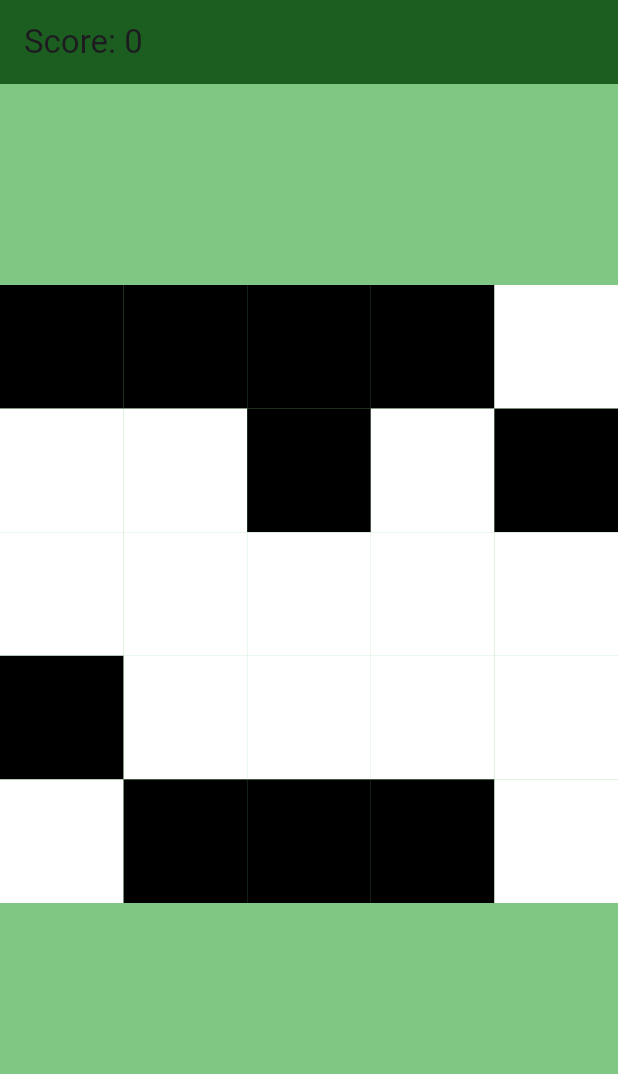
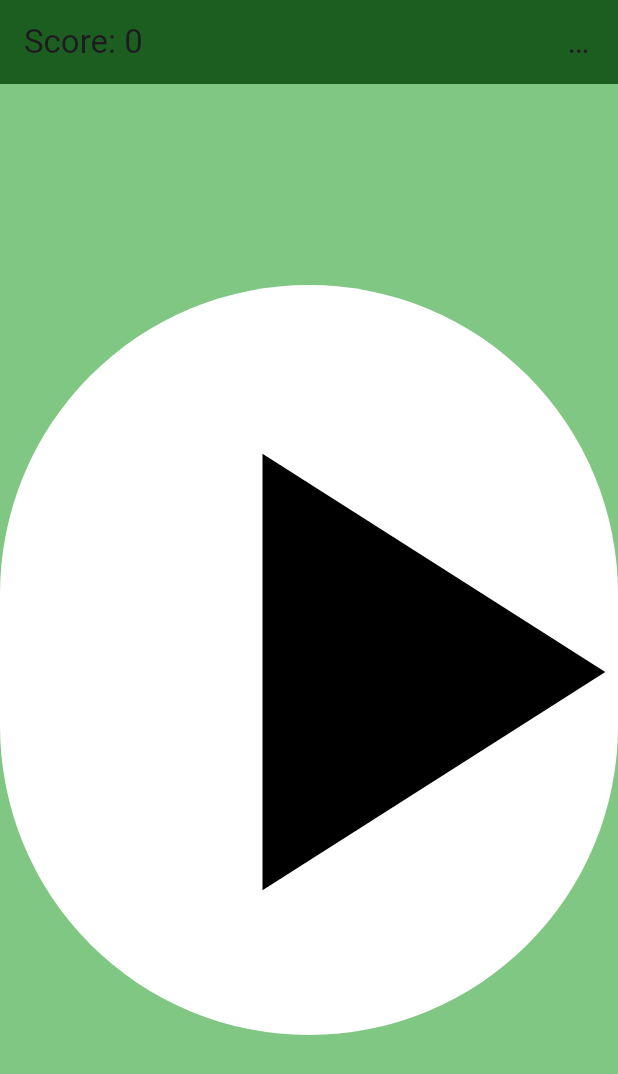
Before and after one commit to kelvincaprielreyes/Tapping-Tiles-Game, a Flutter app: the screen it shows once a user with an empty profile is signed in, on a phone screen of 412 x 824 dp. Shown: the top 1074 px of the screen. Run offline on Flutter 3.47's test engine with Material 3 defaults, Android fonts, the phone set to English and light mode, and no system bars; our stand-ins replace cloud_firestore, firebase_auth, firebase_core; accounts and stored records are empty; statements that could not run were skipped.

Commit message:
Added Start and End Screens

```diff
--- /dev/null
+++ b/tap_tiles_game/lib/Game Logic/start.dart
@@ -0,0 +1,35 @@
+import 'package:flutter/material.dart';
+
+// The Controller for the Game State
+enum GAMESTATE {START, IN_PROGRESS, END}
+
+// The Start widget
+
+class GameStart extends StatelessWidget {
+  GameStart({super.key, required this.start});
+  Function () start;
+
+  @override
+  Widget build(BuildContext context) {
+    return Align(
+      alignment: Alignment.center,
+      child: Container(
+        width: 500,
+        height: 500,
+        child: IconButton(
+          style: const ButtonStyle(
+            backgroundColor: WidgetStatePropertyAll<Color>(Colors.white),
+          ),
+          onPressed: ()
+          {
+            start();
+          },
+          icon: const Icon(
+            Icons.play_arrow,
+            color: Colors.black,
+            size: 500,)
+        )
+      ),
+    );
+  }
+}
--- a/tap_tiles_game/lib/Game Logic/tiles.dart
+++ b/tap_tiles_game/lib/Game Logic/tiles.dart
@@ -26,8 +26,8 @@ class OneTile extends StatelessWidget {
 }
 
 // The Grid of Tiles
-class Grid extends StatelessWidget {
-  Grid({super.key, required this.pressed, required this.states});
+class GameGrid extends StatelessWidget {
+  GameGrid({super.key, required this.pressed, required this.states});
   ListOfStates states;
   Function(bool, int) pressed;
 
@@ -63,10 +63,10 @@ class ListOfStates
   List<bool> states;
 
   // Default Constructor
-  ListOfStates() : states = randomStates();
+  ListOfStates() : states = _initialize();
 
-  // Generate Random List
-  static List<bool> randomStates()
+  // Constructor Function
+  static List<bool> _initialize()
   {
     // Make temp list with 10 true values
     List<bool> temp = List.filled(10, true, growable: true);
@@ -79,6 +79,20 @@ class ListOfStates
 
     return temp;
 
+  }
+
+  void randomStates()
+  {
+    // Make temp list with 10 true values
+    List<bool> temp = List.filled(10, true, growable: true);
+
+    // Add 15 false values
+    temp.addAll(List.filled(15, false));
+
+    // Shuffle the list
+    temp.shuffle(Random());
+
+    states = temp;
   }
 
   // Access Operator
@@ -117,4 +131,11 @@ class ListOfStates
 
     }
   }
+
+  // Reduce the amount of valid Tiles on Screen by 1
+  void reduce(int index)
+  {
+    // Change the tile that was chosen
+    states[index] = !states[index];
+  }
 }
--- a/tap_tiles_game/lib/Pages/game.dart
+++ b/tap_tiles_game/lib/Pages/game.dart
@@ -1,10 +1,16 @@
 // The main page of the game, with score and timer
 import 'package:flutter/material.dart';
+import 'package:cloud_firestore/cloud_firestore.dart';
+import 'package:tap_tiles_game/Game%20Logic/end.dart';
+
 import "../Game Logic/tiles.dart";
+import "../Game Logic/start.dart";
+import "../Game Logic/end.dart";
 
 class Game extends StatefulWidget {
   Game({super.key});
   ListOfStates states = ListOfStates();
+  var game_state = GAMESTATE.START;
 
   @override
   State<Game> createState() => _GameState();
@@ -12,16 +18,28 @@ class Game extends StatefulWidget {
 
 class _GameState extends State<Game> {
   int score = 0;
+  int deduction = 5; // Penalty for wrong tile starts at 5
+  int totalCount = 0; // Total number of tiles that have been tapped
+  int deductionCount = 0; // Tracking of number of tiles to be removed
+  int removed = 0; // Number of tiles that have been removed
+  //late int highScore = 0;
+  //late String userID;
+
+  // Add initialization function,
 
   @override
   Widget build(BuildContext context) {
     return Scaffold(
       appBar: AppBar(
-        title: Text("Score: $score"),
+        title: Text("Score: $score                                                                                                                                                                  High Score: 0"),
         backgroundColor: Colors.green[900],
       ),
       backgroundColor: Colors.green[300],
-      body: Grid(
+      // Here is the game state decider?
+      body: switch (widget.game_state)
+      {
+         GAMESTATE.IN_PROGRESS =>
+            GameGrid(
                states: widget.states,
                pressed: (bool state, int index)
                {
@@ -30,18 +48,82 @@ class _GameState extends State<Game> {
                   {
                      setState(() {
                      score += 10;
+                     totalCount++;
+
+                     // Every 30 tiles, reduce the number of tiles that are valid by one
+                     // Caps at five tiles on screen
+                     if (deductionCount == 30 && removed < 5)
+                     {
+                        widget.states.reduce(index);
+                        removed++;
+                        deductionCount = 0;
+                     }
+                     // Else do a change action
+                     else
+                     {
                         widget.states.change(index);
+                        deductionCount++;
+                     }
+
                      });
                   }
                   // Lose Points
                   else
                   {
                      setState(() {
-                 score -= 5;
+                        score -= deduction;
+
+                     // Increase penalty
+                     deduction += 5;
+                     });
+                  }
+
+                  // TEMP!
+                  if (deduction == 50)
+                  {
+                     setState(() {
+                       widget.game_state = GAMESTATE.END;
                      });
                   }
                }
-      )
+               ),
+         GAMESTATE.START =>
+            GameStart(
+               start: ()
+               {
+                  setState(() {
+                    widget.states.randomStates();
+                    widget.game_state = GAMESTATE.IN_PROGRESS;
+                  });
+               }),
+         GAMESTATE.END =>
+            GameEnd(
+               tileCount: totalCount,
+               score: score,
+               highScore: 0,
+               newGame: ()
+               {
+                  setState(() {
+                     _reset();
+                    widget.game_state = GAMESTATE.START;
+                  });
+               })
+      }
     );
   }
+
+  void _reset()
+  {
+      score = 0;
+      deduction = 5;
+      totalCount = 0;
+      deductionCount = 0;
+      removed = 0;
   }
+}
+
+// To do:
+// added 3 strikes and out rule
+// add timer
+// change location of tile logic to ListOfTiles object, or maybe not?
+// make it so that as the game progresses the color of the On tiles start to shift to white
```
Also changed, not shown: tap_tiles_game/lib/Game Logic/end.dart (added, +35 -0 lines). Lines whose indentation alone changed are shown as unchanged.
